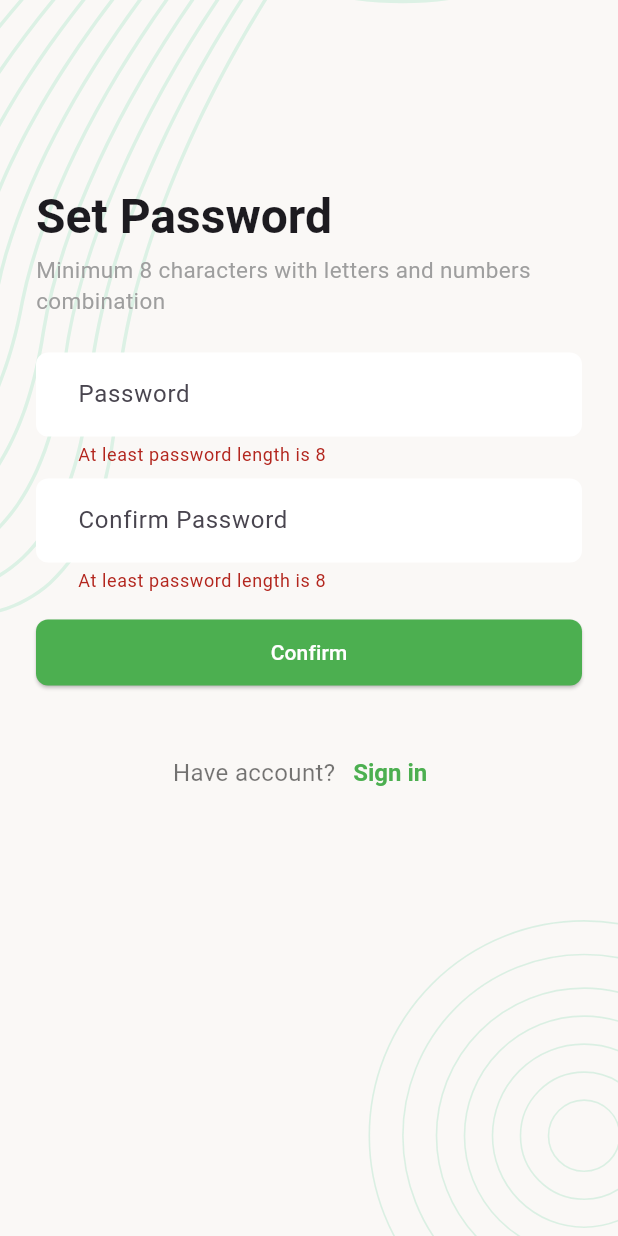
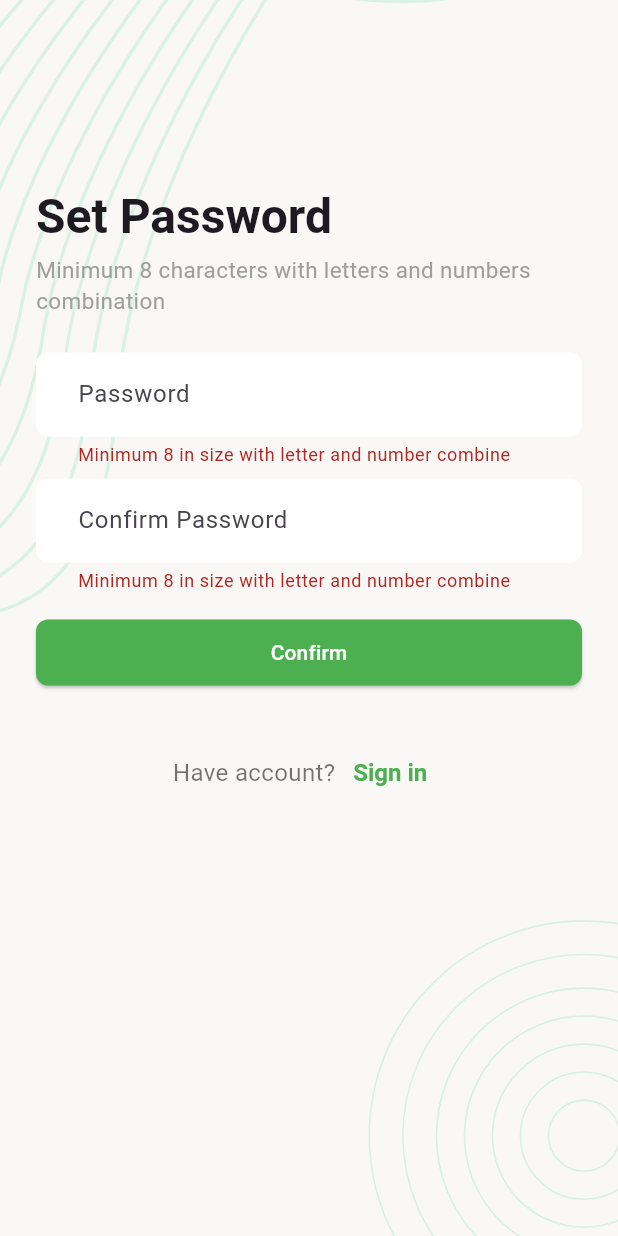
Before and after one commit to sajidrec/flutter_task_manager, a Flutter app: the SetPasswordScreen screen opened directly with empty values, after a tap on "Confirm", on a phone screen of 412 x 824 dp. Run offline on Flutter 3.47's test engine with Material 3 defaults, Android fonts, the phone set to English and light mode, and no system bars; our stand-ins replace flutter_svg, image_picker, pin_code_fields, shared_preferences; accounts and stored records are empty.

Commit message:
password checker added

```diff
--- a/lib/presentation/screens/auth/set_password_screen.dart
+++ b/lib/presentation/screens/auth/set_password_screen.dart
@@ -6,6 +6,7 @@ import 'package:task_manager/presentation/widgets/background_widget.dart';
 import 'package:task_manager/presentation/widgets/show_snack_bar_message.dart';
 
 import '../../../data/utility/urls.dart';
+import '../../widgets/password_validation_checker.dart';
 
 class SetPasswordScreen extends StatefulWidget {
   const SetPasswordScreen({super.key, required this.email, required this.otp});
@@ -53,16 +54,11 @@ class _SetPasswordScreenState extends State<SetPasswordScreen> {
                     controller: _passwordTEController,
                     keyboardType: TextInputType.text,
                     validator: (value) {
-                      if (value == null) {
-                        return "Enter password";
+                      if (passwordIsValid(value)) {
+                        return null;
+                      } else {
+                        return "Minimum 8 in size with letter and number combine";
                       }
-                      if (value.trim().length < 8) {
-                        return "At least password length is 8";
-                      }
-
-                      // TODO: Lets try to implement password complex logic
-
-                      return null;
                     },
                     decoration: const InputDecoration(
                       hintText: 'Password',
@@ -75,14 +71,11 @@ class _SetPasswordScreenState extends State<SetPasswordScreen> {
                     controller: _confirmPasswordTEController,
                     keyboardType: TextInputType.text,
                     validator: (value) {
-                      if (value == null) {
-                        return "Enter password";
+                      if (passwordIsValid(value)) {
+                        return null;
+                      } else {
+                        return "Minimum 8 in size with letter and number combine";
                       }
-                      if (value.trim().length < 8) {
-                        return "At least password length is 8";
-                      }
-
-                      return null;
                     },
                     decoration: const InputDecoration(
                       hintText: 'Confirm Password',
--- a/lib/presentation/screens/auth/sign_up_screen.dart
+++ b/lib/presentation/screens/auth/sign_up_screen.dart
@@ -3,6 +3,7 @@ import 'package:task_manager/data/models/response_object.dart';
 import 'package:task_manager/data/services/network_caller.dart';
 import 'package:task_manager/data/utility/urls.dart';
 import 'package:task_manager/presentation/widgets/background_widget.dart';
+import 'package:task_manager/presentation/widgets/password_validation_checker.dart';
 import 'package:task_manager/presentation/widgets/show_snack_bar_message.dart';
 
 class SignUpScreen extends StatefulWidget {
@@ -112,14 +113,13 @@ class _SignUpScreenState extends State<SignUpScreen> {
                     decoration: const InputDecoration(
                       hintText: 'Password',
                     ),
-                    validator: (String? value) {
-                      if (value?.trim().isEmpty ?? true) {
-                        return 'Enter your password';
+                    validator: (value) {
+                      if(passwordIsValid(value)){
+                        return null;
                       }
-                      if (value!.length <= 6) {
-                        return 'Password should more than 6 letters';
+                      else{
+                        return "Minimum 8 in size with letter and number combine";
                       }
-                      return null;
                     },
                   ),
                   const SizedBox(
--- a/lib/presentation/screens/update_profile_screen.dart
+++ b/lib/presentation/screens/update_profile_screen.dart
@@ -9,6 +9,7 @@ import 'package:task_manager/presentation/controllers/auth_controller.dart';
 import 'package:task_manager/presentation/screens/main_bottom_nav_screen.dart';
 import 'package:task_manager/presentation/utils/on_update_screen.dart';
 import 'package:task_manager/presentation/widgets/background_widget.dart';
+import 'package:task_manager/presentation/widgets/password_validation_checker.dart';
 import 'package:task_manager/presentation/widgets/profile_app_bar.dart';
 import 'package:task_manager/presentation/widgets/show_snack_bar_message.dart';
 
@@ -28,8 +29,6 @@ class _UpdateProfileScreenState extends State<UpdateProfileScreen> {
   final GlobalKey<FormState> _formKey = GlobalKey<FormState>();
   XFile? _pickedImage;
   bool _updateProfileInProgress = false;
-
-
 
   @override
   void initState() {
@@ -127,6 +126,16 @@ class _UpdateProfileScreenState extends State<UpdateProfileScreen> {
                     ),
                     TextFormField(
                       controller: _passwordTEController,
+                      validator: (value) {
+                        if (value?.isEmpty ?? true) {
+                          return null;
+                        } else {
+                          if (!passwordIsValid(value)) {
+                            return "Minimum 8 in size with letter and number combine";
+                          }
+                          return null;
+                        }
+                      },
                       decoration:
                           const InputDecoration(hintText: 'Password(Optional)'),
                     ),
--- /dev/null
+++ b/lib/presentation/widgets/password_validation_checker.dart
@@ -0,0 +1,28 @@
+bool passwordIsValid(String? value) {
+  bool valid = true;
+
+  if ((value?.length ?? 0) < 8) {
+    return false;
+  }
+
+  bool letterPresent = false, numberPresent = false;
+
+  for (int i = 0; i < value!.length; i++) {
+    if ((value.codeUnitAt(i) >= 'a'.codeUnitAt(0) &&
+            value.codeUnitAt(i) <= 'z'.codeUnitAt(0)) ||
+        (value.codeUnitAt(i) >= 'A'.codeUnitAt(0) &&
+            value.codeUnitAt(i) <= 'Z'.codeUnitAt(0))) {
+      letterPresent = true;
+    }
+    if ((value.codeUnitAt(i) >= '0'.codeUnitAt(0) &&
+        value.codeUnitAt(i) <= '9'.codeUnitAt(0))) {
+      numberPresent = true;
+    }
+  }
+
+  if (!letterPresent || !numberPresent) {
+    valid = false;
+  }
+
+  return valid;
+}
--- a/lib/presentation/widgets/profile_app_bar.dart
+++ b/lib/presentation/widgets/profile_app_bar.dart
@@ -14,15 +14,22 @@ PreferredSizeWidget get profileAppBar {
     backgroundColor: AppColors.themeColor,
     title: GestureDetector(
       onTap: () {
-        if (!OnUpdateScreen.alreadyTapped) {
-          OnUpdateScreen.alreadyTapped = true;
         Navigator.push(
           TaskManager.navigatorKey.currentState!.context,
           MaterialPageRoute(
             builder: (context) => const UpdateProfileScreen(),
           ),
         );
-        }
+        // TODO: Some error occurred need to be fixed
+        // if (!OnUpdateScreen.alreadyTapped) {
+        //   OnUpdateScreen.alreadyTapped = true;
+        //   Navigator.push(
+        //     TaskManager.navigatorKey.currentState!.context,
+        //     MaterialPageRoute(
+        //       builder: (context) => const UpdateProfileScreen(),
+        //     ),
+        //   );
+        // }
       },
       child: Row(
         children: [
```
Also changed, not shown: 1 other file. Lines whose indentation alone changed are shown as unchanged.
